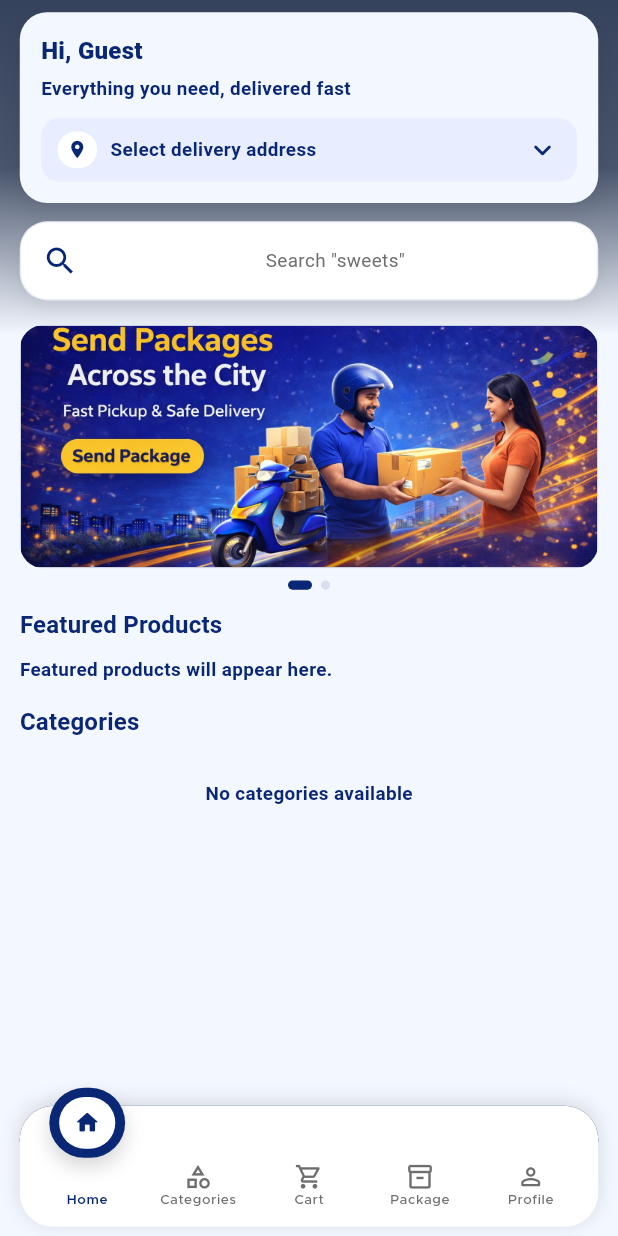
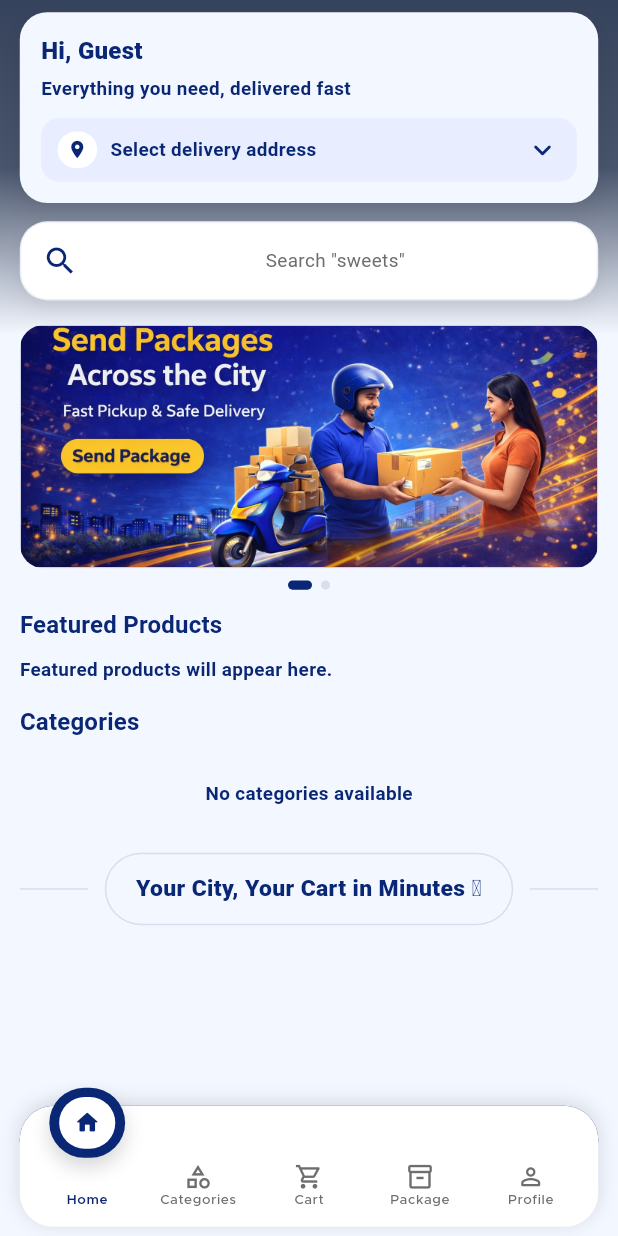
Before and after one commit to zuraiz-01/sonickart-flutter, a Flutter app: the DashboardView screen opened by its route, on a phone screen of 412 x 824 dp. Run offline on Flutter 3.47's test engine with Material 3 defaults, Android fonts, the phone set to English and light mode, and no system bars; our stand-ins replace firebase_auth, firebase_core, geolocator, get, get_storage, google_maps_flutter and 3 more; accounts and stored records are empty; network calls fail.

Commit message:
fix: configure ios firebase and home layout

```diff
--- a/lib/app/data/repositories/catalog_repository.dart
+++ b/lib/app/data/repositories/catalog_repository.dart
@@ -157,7 +157,7 @@ class CatalogRepository {
           featuredProductsLimit: _featuredProductsLimit,
         );
       }
-      final options = DefaultFirebaseOptions.android;
+      final options = DefaultFirebaseOptions.currentPlatform;
       final endpoint =
           'https://firestore.googleapis.com/v1/projects/${options.projectId}/databases/(default)/documents/adminSettings/deliveryRadius?key=${options.apiKey}';
       final response = await _apiService.get(
--- a/lib/app/modules/dashboard/views/dashboard_view.dart
+++ b/lib/app/modules/dashboard/views/dashboard_view.dart
@@ -134,6 +134,8 @@ class _HomeTab extends StatelessWidget {
             loading: controller.isCatalogLoading.value,
           ),
         ),
+        SizedBox(height: 10.hpx),
+        const _HomeTagline(),
         SizedBox(height: 140.hpx),
       ],
     );
@@ -600,6 +602,44 @@ class _CategoryGridState extends State<_CategoryGrid> {
   }
 }
 
+class _HomeTagline extends StatelessWidget {
+  const _HomeTagline();
+
+  @override
+  Widget build(BuildContext context) {
+    final lineColor = AppColors.primary.withValues(alpha: 0.12);
+    return Row(
+      children: [
+        Expanded(child: Container(height: 1, color: lineColor)),
+        Container(
+          constraints: BoxConstraints(
+            maxWidth: min(MediaQuery.of(context).size.width * 0.74, 280),
+          ),
+          margin: EdgeInsets.symmetric(horizontal: 10.wpx),
+          padding: EdgeInsets.symmetric(horizontal: 18.wpx, vertical: 12.hpx),
+          decoration: BoxDecoration(
+            color: Color(0xFFF3F7FF),
+            borderRadius: BorderRadius.circular(999.rpx),
+            border: Border.all(color: lineColor),
+          ),
+          child: Text(
+            'Your City, Your Cart in Minutes \u26A1',
+            maxLines: 1,
+            overflow: TextOverflow.ellipsis,
+            textAlign: TextAlign.center,
+            style: TextStyle(
+              color: AppColors.primary,
+              fontSize: 16.spx,
+              fontWeight: FontWeight.w800,
+            ),
+          ),
+        ),
+        Expanded(child: Container(height: 1, color: lineColor)),
+      ],
+    );
+  }
+}
+
 class _HomeCategoryCard extends StatelessWidget {
   _HomeCategoryCard({required this.category});
 
```
Also changed, not shown: lib/app/modules/cart/widgets/universal_add.dart (+33 -9 lines), lib/firebase_options.dart, 2 other files.
